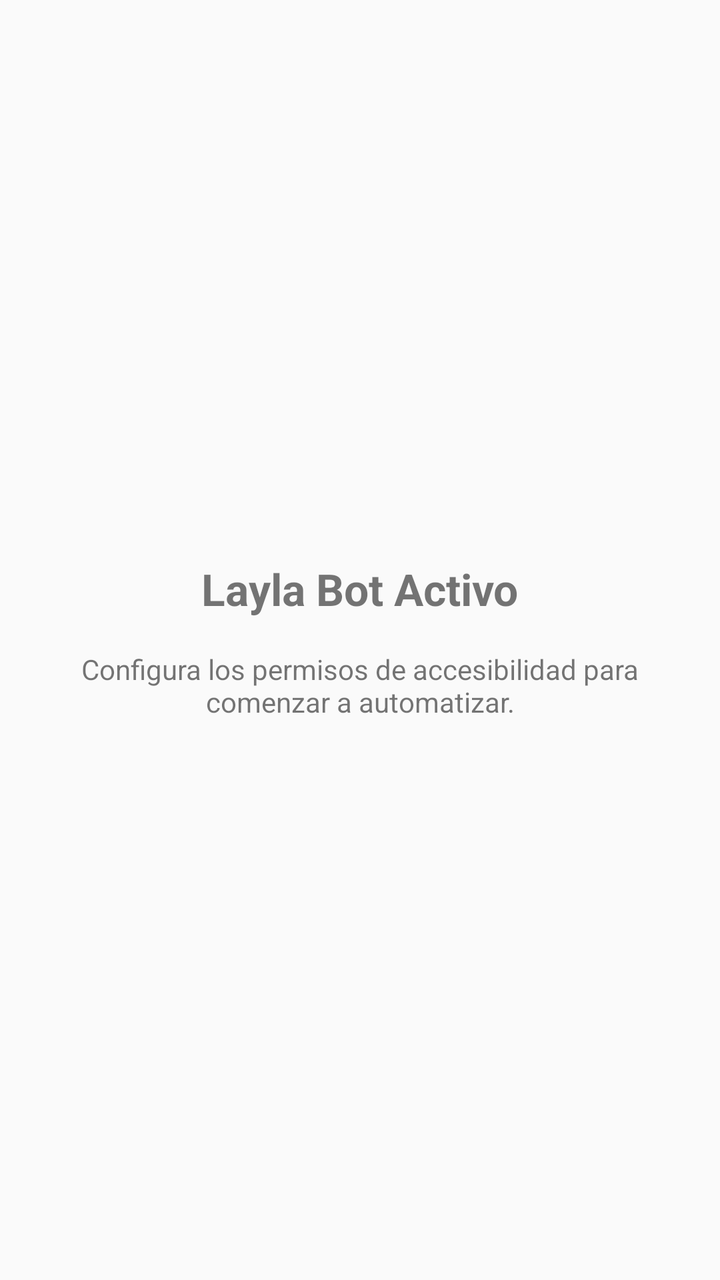
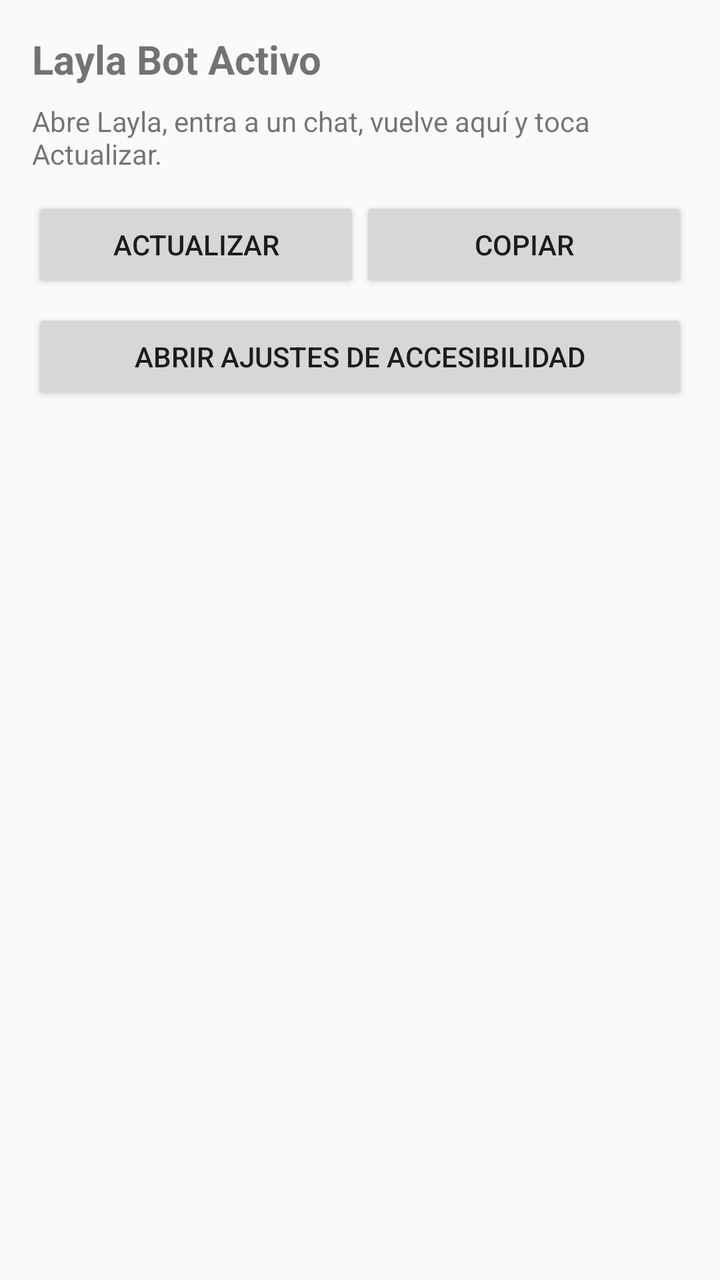

Before-and-after screenshots of an Android layout around one commit, followed by the original layout XML and the change that was made.
<!-- AndroidManifest.xml: application theme Theme.AppCompat.Light.DarkActionBar -->
<!-- res/layout/activity_main.xml -->
<?xml version="1.0" encoding="utf-8"?>
<LinearLayout xmlns:android="http://schemas.android.com/apk/res/android"
    android:layout_width="match_parent"
    android:layout_height="match_parent"
    android:orientation="vertical"
    android:gravity="center"
    android:padding="24dp">

    <TextView
        android:layout_width="wrap_content"
        android:layout_height="wrap_content"
        android:text="Layla Bot Activo"
        android:textSize="22sp"
        android:textStyle="bold"
        android:layout_marginBottom="16dp"/>

    <TextView
        android:layout_width="wrap_content"
        android:layout_height="wrap_content"
        android:text="Configura los permisos de accesibilidad para comenzar a automatizar."
        android:textAlignment="center"
        android:textSize="14sp"/>

</LinearLayout>
<!-- resources referenced by this layout -->
<resources>

</resources>

<!-- the commit's change to res/layout/activity_main.xml (unified diff, before → after) -->
@@ -3,22 +3,62 @@
     android:layout_width="match_parent"
     android:layout_height="match_parent"
     android:orientation="vertical"
-    android:gravity="center"
-    android:padding="24dp">
+    android:padding="16dp">
 
     <TextView
         android:layout_width="wrap_content"
         android:layout_height="wrap_content"
         android:text="Layla Bot Activo"
-        android:textSize="22sp"
-        android:textStyle="bold"
-        android:layout_marginBottom="16dp"/>
+        android:textSize="20sp"
+        android:textStyle="bold"/>
 
     <TextView
         android:layout_width="wrap_content"
         android:layout_height="wrap_content"
-        android:text="Configura los permisos de accesibilidad para comenzar a automatizar."
-        android:textAlignment="center"
-        android:textSize="14sp"/>
+        android:text="Abre Layla, entra a un chat, vuelve aquí y toca Actualizar."
+        android:layout_marginTop="8dp"/>
+
+    <LinearLayout
+        android:layout_width="match_parent"
+        android:layout_height="wrap_content"
+        android:orientation="horizontal"
+        android:layout_marginTop="12dp">
+
+        <Button
+            android:id="@+id/btn_actualizar"
+            android:layout_width="0dp"
+            android:layout_height="wrap_content"
+            android:layout_weight="1"
+            android:text="Actualizar"/>
+
+        <Button
+            android:id="@+id/btn_copiar"
+            android:layout_width="0dp"
+            android:layout_height="wrap_content"
+            android:layout_weight="1"
+            android:text="Copiar"/>
+    </LinearLayout>
+
+    <Button
+        android:id="@+id/btn_ajustes"
+        android:layout_width="match_parent"
+        android:layout_height="wrap_content"
+        android:layout_marginTop="8dp"
+        android:text="Abrir ajustes de accesibilidad"/>
+
+    <ScrollView
+        android:layout_width="match_parent"
+        android:layout_height="0dp"
+        android:layout_weight="1"
+        android:layout_marginTop="12dp">
+
+        <TextView
+            android:id="@+id/salida"
+            android:layout_width="match_parent"
+            android:layout_height="wrap_content"
+            android:textSize="12sp"
+            android:typeface="monospace"
+            android:textIsSelectable="true"/>
+    </ScrollView>
 
 </LinearLayout>
